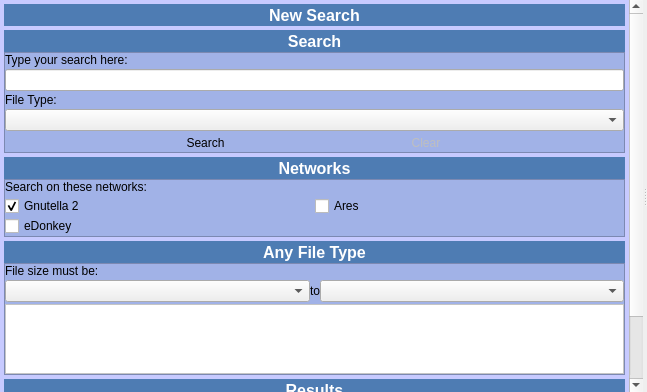
First picture: the form in trunk/UI/widgetsearch.ui, repository c3c/quazaa, before the edit.
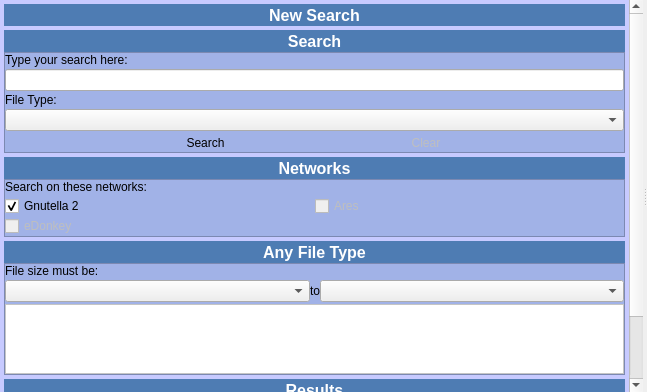
Second picture: the form after the edit. Icons and pictures are not drawn.

Commit message: disabled ares and edonkey network buttons in search and neighbours

```diff
--- a/trunk/UI/widgetsearch.ui
+++ b/trunk/UI/widgetsearch.ui
@@ -62,9 +62,9 @@
           <property name="geometry">
            <rect>
             <x>0</x>
-            <y>-103</y>
-            <width>625</width>
-            <height>495</height>
+            <y>0</y>
+            <width>626</width>
+            <height>483</height>
            </rect>
           </property>
           <layout class="QGridLayout" name="gridLayout_19">
@@ -459,6 +459,9 @@
                   </item>
                   <item row="0" column="1">
                    <widget class="QCheckBox" name="checkBoxSearchAres">
+                    <property name="enabled">
+                     <bool>false</bool>
+                    </property>
                     <property name="text">
                      <string>Ares</string>
                     </property>
@@ -470,6 +473,9 @@
                   </item>
                   <item row="1" column="0">
                    <widget class="QCheckBox" name="checkBoxSearchEDonkey">
+                    <property name="enabled">
+                     <bool>false</bool>
+                    </property>
                     <property name="text">
                      <string>eDonkey</string>
                     </property>
```
Left out of the diff: 24 changed lines with no effect on the pictures. The commit also changes 1 other file.
